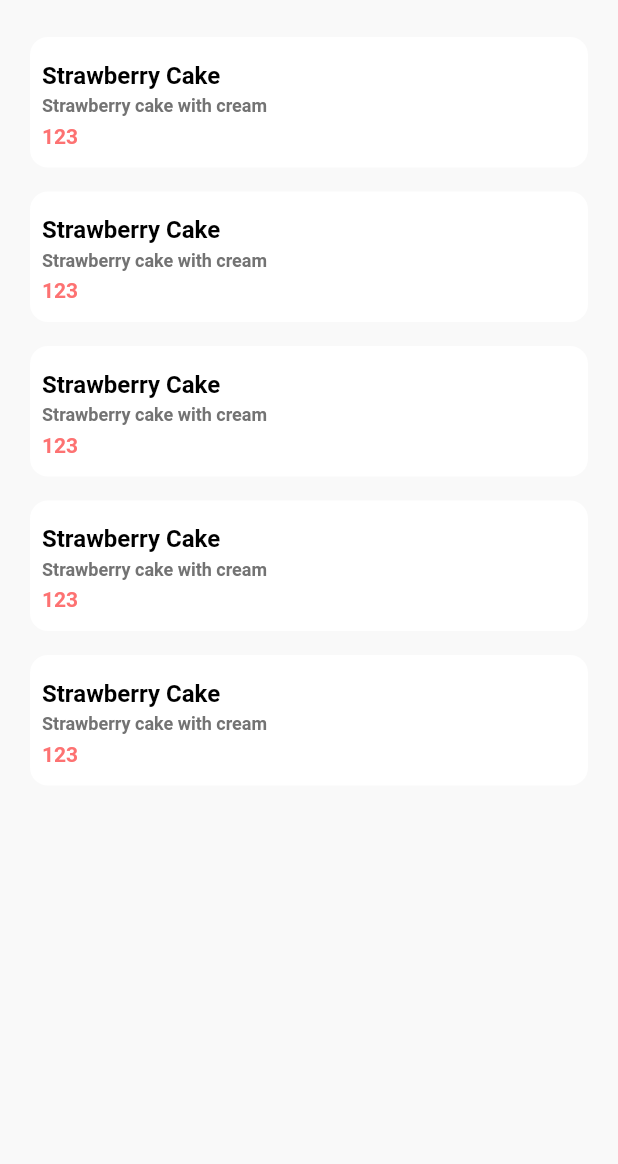
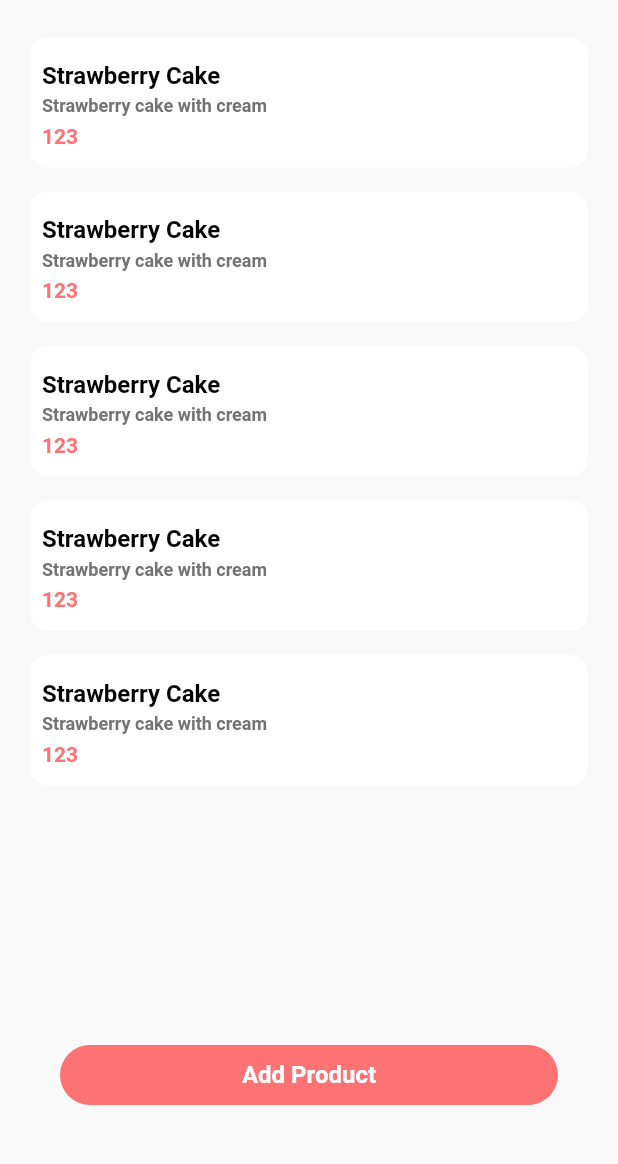
Before and after one commit to RafiMagsi/products_task, a Flutter app: the screen it shows after launch, on a phone screen of 412 x 824 dp, the part 59-1223 px from its top. Run offline on Flutter 3.47's test engine with Material 2 defaults, Android fonts, the phone set to English and light mode, and no system bars; our stand-ins replace get; Roboto replaces fonts that are missing (Cairo).

Commit message:
Add product page added with route.

```diff
--- a/lib/Configs/app_pages.dart
+++ b/lib/Configs/app_pages.dart
@@ -1,13 +1,21 @@
 import 'package:get/get.dart';
 import 'package:products_task/Bindings/manage_binding.dart';
+import 'package:products_task/Pages/add_product.dart';
 import 'package:products_task/Pages/manage_products.dart';
 
 class AppPages {
   static const initial = '/manage_products';
+  static const manageProducts = '/manage_products';
+  static const addProduct = '/add_product';
   static final appPages = [
     GetPage(
-      name: '/manage_products',
+      name: manageProducts,
       page: () => const ManageProducts(),
+      binding: ProductsBinding(),
+    ),
+    GetPage(
+      name: addProduct,
+      page: () => const AddProduct(),
       binding: ProductsBinding(),
     ),
   ];
--- /dev/null
+++ b/lib/Pages/add_product.dart
@@ -0,0 +1,13 @@
+import 'package:flutter/material.dart';
+import 'package:products_task/Widgets/custom_app_bar.dart';
+
+class AddProduct extends StatelessWidget {
+  const AddProduct({Key? key}) : super(key: key);
+
+  @override
+  Widget build(BuildContext context) {
+    return Scaffold(
+      appBar: CustomAppBar(title: "Add Product"),
+    );
+  }
+}
--- a/lib/Pages/manage_products.dart
+++ b/lib/Pages/manage_products.dart
@@ -1,8 +1,11 @@
 import 'package:flutter/material.dart';
 import 'package:products_task/Configs/app_colors.dart';
+import 'package:products_task/Configs/app_pages.dart';
 import 'package:products_task/Configs/app_sizes.dart';
+import 'package:products_task/Configs/text_styles.dart';
 import 'package:products_task/Controllers/products_controller.dart';
 import 'package:products_task/Models/product_model.dart';
+import 'package:products_task/Pages/add_product.dart';
 import 'package:products_task/Widgets/custom_app_bar.dart';
 import 'package:products_task/Widgets/product_item.dart';
 import 'package:get/get.dart';
@@ -14,8 +17,10 @@ class ManageProducts extends GetView<ProductsController> {
   @override
   Widget build(BuildContext context) {
     return Scaffold(
-      appBar: CustomAppBar(title: "Manage Products"),
-      body: Container(
+      appBar: CustomAppBar(title: "Manage Products", rootPage: true),
+      body: Stack(
+        children: [
+          Container(
             decoration: BoxDecoration(color: AppColors.background),
             padding: EdgeInsets.symmetric(horizontal: AppSizes.pagePadding),
             child: ListView.builder(
@@ -25,6 +30,31 @@ class ManageProducts extends GetView<ProductsController> {
                   return ProductItem(product: product);
                 }),
           ),
+          Positioned(
+            bottom: AppSizes.largeSpacing_2,
+            left: 0,
+            right: 0,
+            child: MaterialButton(
+              child: Container(
+                margin: EdgeInsets.all(AppSizes.largeSpacing_2),
+                padding: EdgeInsets.all(AppSizes.mediumSpacing_2),
+                alignment: Alignment.center,
+                decoration: BoxDecoration(
+                  color: AppColors.primary,
+                  borderRadius: BorderRadius.circular(AppSizes.largeSpacing_2),
+                ),
+                child: Text(
+                  "Add Product",
+                  style: AppStyles.titleStyle(color: AppColors.white, height: 1),
+                ),
+              ),
+              onPressed: () {
+                Get.toNamed(AppPages.addProduct);
+              },
+            ),
+          )
+        ],
+      ),
     );
   }
 }
--- a/lib/Widgets/custom_app_bar.dart
+++ b/lib/Widgets/custom_app_bar.dart
@@ -4,7 +4,8 @@ import 'package:products_task/Configs/app_colors.dart';
 // Custom AppBar class
 class CustomAppBar extends StatelessWidget implements PreferredSizeWidget {
   final String? title; // Title of the AppBar
-  const CustomAppBar({Key? key, this.title}) : super(key: key);
+  final bool? rootPage;
+  const CustomAppBar({Key? key, this.title, this.rootPage = false}) : super(key: key);
 
   @override
   Size get preferredSize => Size.fromHeight(AppBar().preferredSize.height);
@@ -13,6 +14,12 @@ class CustomAppBar extends StatelessWidget implements PreferredSizeWidget {
   Widget build(BuildContext context) {
     return PreferredSize(
         child: AppBar(
+          leading: !rootPage!
+              ? IconButton(
+                  icon: Icon(Icons.arrow_back_ios, color: Colors.black),
+                  onPressed: () => Navigator.of(context).pop(),
+                )
+              : SizedBox(),
           backgroundColor: AppColors.background,
           title: Text(title ?? "", style: TextStyle(color: AppColors.textBlack)),
           centerTitle: true,
```
Lines whose indentation alone changed are shown as unchanged.
